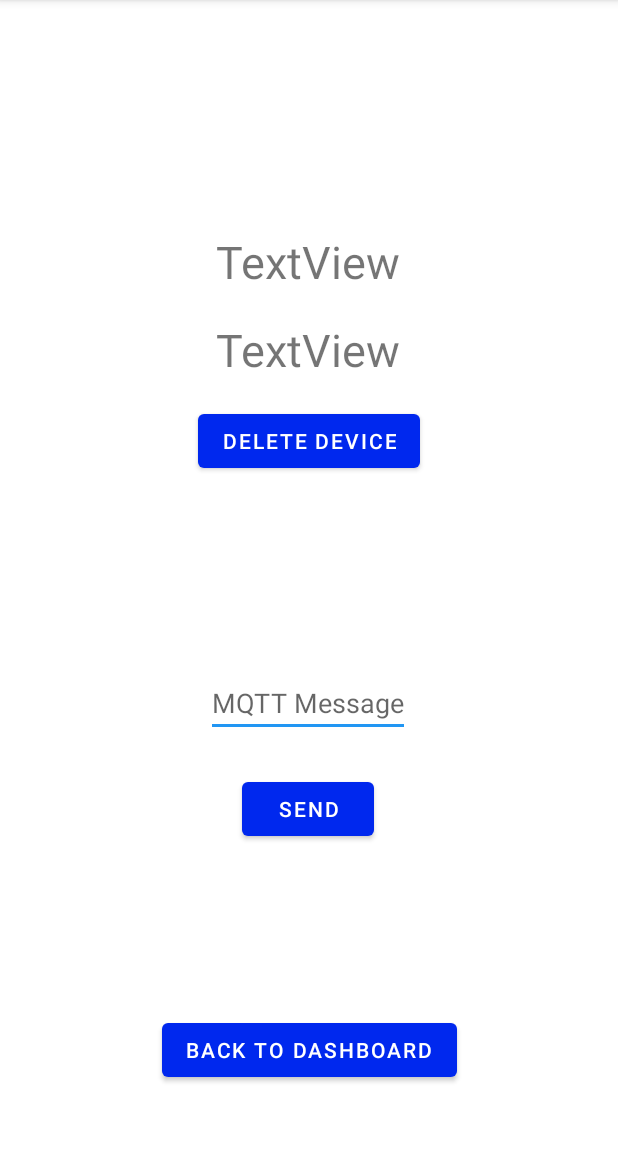
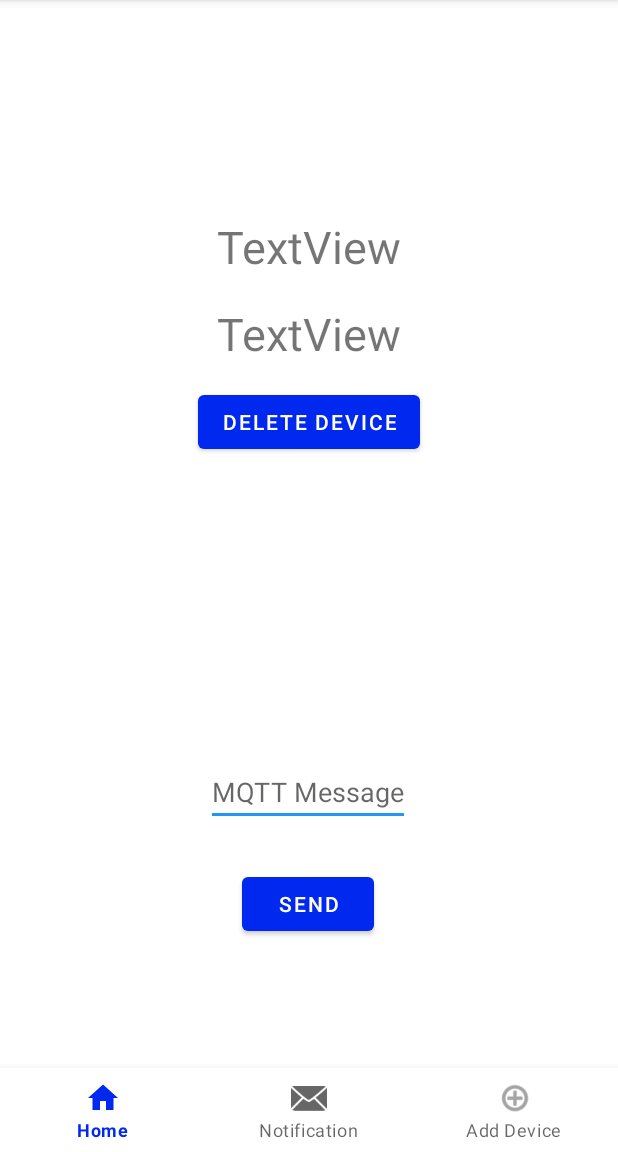
Before and after one commit to flogriesser/SmartHomeMQTT, an Android app: the CommunicationActivity screen opened directly, with no data from a screen before it, on a phone screen of 412 x 824 dp, the part 84-1236 px from its top. Run offline under Robolectric (Android 15) with nearby library versions, the phone set to English and light mode, and no system bars; libraries missing offline, so code that uses them is left out: org.eclipse.paho.

Commit message:
Dump Message Notification Page Added. Blank Page

```diff
--- a/app/src/main/AndroidManifest.xml
+++ b/app/src/main/AndroidManifest.xml
@@ -25,6 +25,7 @@
         <activity android:name=".AddDevices.AddDeviceActivity" />
         <activity android:name=".HomeMainActivity" />
         <activity android:name=".CommunicationActivity"/>
+        <activity android:name=".NotificationMessages"/>
         <activity android:name=".AddDevices.AddControlDevice"/>
         <activity android:name=".AddDevices.DeviceChoice"/>
         <activity android:name=".AddDevices.AddSocket"/>
--- a/app/src/main/java/com/example/smarthomemqtt/CommunicationActivity.java
+++ b/app/src/main/java/com/example/smarthomemqtt/CommunicationActivity.java
@@ -2,25 +2,26 @@ package com.example.smarthomemqtt;
 
 import android.content.Intent;
 import android.os.Bundle;
+import android.view.MenuItem;
 import android.view.View;
 import android.widget.Button;
 import android.widget.EditText;
 import android.widget.TextView;
 import android.widget.Toast;
 
+import androidx.annotation.NonNull;
 import androidx.annotation.Nullable;
 import androidx.appcompat.app.AppCompatActivity;
+
+import com.example.smarthomemqtt.AddDevices.DeviceChoice;
+import com.google.android.material.bottomnavigation.BottomNavigationView;
 
 import org.eclipse.paho.client.mqttv3.MqttException;
 
 import java.io.BufferedReader;
-import java.io.BufferedWriter;
-import java.io.File;
 import java.io.FileInputStream;
 import java.io.FileNotFoundException;
 import java.io.FileOutputStream;
-import java.io.FileReader;
-import java.io.FileWriter;
 import java.io.IOException;
 import java.io.InputStreamReader;
 import java.io.UnsupportedEncodingException;
@@ -33,15 +34,36 @@ public class CommunicationActivity extends AppCompatActivity implements View.OnC
     protected void onCreate(@Nullable Bundle savedInstanceState) {
         super.onCreate(savedInstanceState);
         setContentView(R.layout.communication);
-        String Group = getGroupName();
-        String Device = getDeviceName();
 
         Button send_msg_button = (Button) findViewById(R.id.send_msg_button);
-        Button back_button = (Button) findViewById(R.id.back_button);
         Button delete_device_button = (Button) findViewById(R.id.delete_device_button);
         send_msg_button.setOnClickListener(this);
-        back_button.setOnClickListener(this);
         delete_device_button.setOnClickListener(this);
+
+
+
+        BottomNavigationView bottomNavigationView = (BottomNavigationView)findViewById(R.id.navigation);
+        bottomNavigationView.setOnNavigationItemSelectedListener(new BottomNavigationView.OnNavigationItemSelectedListener() {
+            @Override
+            public boolean onNavigationItemSelected(@NonNull MenuItem item) {
+
+                switch (item.getItemId()) {
+                    case R.id.add_NEW_Device:
+                        Intent menuIntent = new Intent(CommunicationActivity.this, DeviceChoice.class);
+                        startActivity(menuIntent);
+                        break;
+                    case R.id.Notification:
+                        Intent Notification = new Intent(CommunicationActivity.this, NotificationMessages.class);
+                        startActivity(Notification);
+                        break;
+                    case R.id.Home:
+                        Intent Home = new Intent(CommunicationActivity.this, HomeMainActivity.class);
+                        startActivity(Home);
+                        break;
+                }
+                return false;
+            }
+        });
     }
     @Override
     public void onClick(View v) {
@@ -120,10 +142,6 @@ public class CommunicationActivity extends AppCompatActivity implements View.OnC
             Intent intent = new Intent(CommunicationActivity.this, HomeMainActivity.class);
             startActivity(intent);
         }
-        else if(v.getId() == R.id.back_button){
-            Intent intent = new Intent(CommunicationActivity.this, HomeMainActivity.class);
-            startActivity(intent);
-        }
     }
 
 
--- a/app/src/main/java/com/example/smarthomemqtt/HomeMainActivity.java
+++ b/app/src/main/java/com/example/smarthomemqtt/HomeMainActivity.java
@@ -143,7 +143,7 @@ public class HomeMainActivity extends AppCompatActivity {
                         startActivity(menuIntent);
                         break;
                     case R.id.Notification:
-                        Intent Notification = new Intent(HomeMainActivity.this, DeviceChoice.class);
+                        Intent Notification = new Intent(HomeMainActivity.this, NotificationMessages.class);
                         startActivity(Notification);
                         break;
                 }
--- a/app/src/main/java/com/example/smarthomemqtt/MainActivity.java
+++ b/app/src/main/java/com/example/smarthomemqtt/MainActivity.java
@@ -28,12 +28,6 @@ import java.util.TimerTask;
 
 public class MainActivity extends AppCompatActivity {
 
-    /*
-    private MqttAndroidClient client;
-    private PahoMqttClient pahoMqttClient;
-    private String clientid = "";
-    private Timer myTimer;
-*/
 
     EditText broker_text, username_text, password_text;
     Button login_button;
--- /dev/null
+++ b/app/src/main/res/drawable/ic_baseline_home_24.xml
@@ -0,0 +1,10 @@
+<vector xmlns:android="http://schemas.android.com/apk/res/android"
+    android:width="24dp"
+    android:height="24dp"
+    android:viewportWidth="24"
+    android:viewportHeight="24"
+    android:tint="?attr/colorControlNormal">
+  <path
+      android:fillColor="@android:color/white"
+      android:pathData="M10,20v-6h4v6h5v-8h3L12,3 2,12h3v8z"/>
+</vector>
--- a/app/src/main/res/layout/communication.xml
+++ b/app/src/main/res/layout/communication.xml
@@ -1,6 +1,5 @@
 <?xml version="1.0" encoding="utf-8"?>
-<androidx.constraintlayout.widget.ConstraintLayout
-    xmlns:android="http://schemas.android.com/apk/res/android"
+<androidx.constraintlayout.widget.ConstraintLayout xmlns:android="http://schemas.android.com/apk/res/android"
     xmlns:app="http://schemas.android.com/apk/res-auto"
     xmlns:tools="http://schemas.android.com/tools"
     android:layout_width="match_parent"
@@ -10,72 +9,70 @@
         android:id="@+id/comm_group"
         android:layout_width="wrap_content"
         android:layout_height="wrap_content"
+        android:layout_marginTop="144dp"
         android:text="TextView"
         android:textSize="30sp"
-        app:layout_constraintBottom_toTopOf="@+id/comm_device"
         app:layout_constraintEnd_toEndOf="parent"
-        app:layout_constraintHorizontal_bias="0.498"
+        app:layout_constraintHorizontal_bias="0.5"
         app:layout_constraintStart_toStartOf="parent"
-        app:layout_constraintTop_toTopOf="parent"
-        app:layout_constraintVertical_bias="0.895" />
+        app:layout_constraintTop_toTopOf="parent" />
 
     <TextView
         android:id="@+id/comm_device"
         android:layout_width="wrap_content"
         android:layout_height="wrap_content"
+        android:layout_marginTop="202dp"
         android:text="TextView"
         android:textSize="30sp"
-        app:layout_constraintBottom_toBottomOf="parent"
         app:layout_constraintEnd_toEndOf="parent"
-        app:layout_constraintHorizontal_bias="0.498"
+        app:layout_constraintHorizontal_bias="0.5"
         app:layout_constraintStart_toStartOf="parent"
-        app:layout_constraintTop_toTopOf="parent"
-        app:layout_constraintVertical_bias="0.292" />
+        app:layout_constraintTop_toTopOf="parent" />
 
     <EditText
         android:id="@+id/comm_message"
         android:layout_width="wrap_content"
         android:layout_height="wrap_content"
+        android:layout_marginBottom="217dp"
         android:hint="MQTT Message"
         android:textSize="18sp"
-        app:layout_constraintBottom_toTopOf="@+id/back_button"
+        app:layout_constraintBottom_toBottomOf="parent"
         app:layout_constraintEnd_toEndOf="parent"
         app:layout_constraintHorizontal_bias="0.498"
-        app:layout_constraintStart_toStartOf="parent"
-        app:layout_constraintTop_toTopOf="parent"
-        app:layout_constraintVertical_bias="0.707" />
+        app:layout_constraintStart_toStartOf="parent" />
 
     <Button
         android:id="@+id/send_msg_button"
         android:layout_width="wrap_content"
         android:layout_height="wrap_content"
+        android:layout_marginBottom="141dp"
         android:text="Send"
-        app:layout_constraintBottom_toTopOf="@+id/back_button"
+        app:layout_constraintBottom_toBottomOf="parent"
         app:layout_constraintEnd_toEndOf="parent"
         app:layout_constraintHorizontal_bias="0.498"
-        app:layout_constraintStart_toStartOf="parent"
-        app:layout_constraintTop_toBottomOf="@+id/comm_message"
-        app:layout_constraintVertical_bias="0.174" />
-
-    <Button
-        android:id="@+id/back_button"
-        android:layout_width="wrap_content"
-        android:layout_height="wrap_content"
-        android:layout_marginBottom="44dp"
-        android:text="BACK TO DASHBOARD"
-        app:layout_constraintBottom_toBottomOf="parent"
-        app:layout_constraintEnd_toEndOf="parent"
         app:layout_constraintStart_toStartOf="parent" />
 
     <Button
         android:id="@+id/delete_device_button"
         android:layout_width="wrap_content"
         android:layout_height="wrap_content"
+        android:layout_marginTop="257dp"
         android:text="DELETE DEVICE"
-        app:layout_constraintBottom_toTopOf="@+id/comm_message"
         app:layout_constraintEnd_toEndOf="parent"
+        app:layout_constraintHorizontal_bias="0.5"
         app:layout_constraintStart_toStartOf="parent"
-        app:layout_constraintTop_toBottomOf="@+id/comm_device"
-        app:layout_constraintVertical_bias="0.115" />
+        app:layout_constraintTop_toTopOf="parent" />
+
+
+    <com.google.android.material.bottomnavigation.BottomNavigationView
+        android:id="@+id/navigation"
+        android:layout_width="fill_parent"
+        android:layout_height="wrap_content"
+        app:layout_constraintBottom_toBottomOf="parent"
+        app:layout_constraintEnd_toEndOf="parent"
+        app:layout_constraintHorizontal_bias="0.5"
+        app:layout_constraintStart_toStartOf="parent"
+        app:menu="@menu/bottom_navigation_menu" />
+
 
 </androidx.constraintlayout.widget.ConstraintLayout>
--- a/app/src/main/res/menu/bottom_navigation_menu.xml
+++ b/app/src/main/res/menu/bottom_navigation_menu.xml
@@ -1,15 +1,21 @@
 <?xml version="1.0" encoding="utf-8"?>
 <menu xmlns:android="http://schemas.android.com/apk/res/android">
+
+    <item
+        android:id="@+id/Home"
+        android:enabled="true"
+        android:icon="@drawable/ic_baseline_home_24"
+        android:title="Home" />
+
+    <item
+        android:id="@+id/Notification"
+        android:enabled="true"
+        android:icon="@android:drawable/ic_dialog_email"
+        android:title="Notification" />
 
     <item
         android:id="@+id/add_NEW_Device"
         android:enabled="true"
         android:icon="@android:drawable/ic_menu_add"
         android:title="Add Device" />
-
-    <item
-        android:id="@+id/Notification"
-        android:enabled="true"
-        android:icon="@android:drawable/ic_dialog_email"
-        android:title="Notification" />
 </menu>
```
Also changed, not shown: app/src/main/java/com/example/smarthomemqtt/AddDevices/AddControlDevice.java (+31 -0 lines), app/src/main/java/com/example/smarthomemqtt/AddDevices/AddDeviceActivity.java (+26 -2 lines), app/src/main/java/com/example/smarthomemqtt/AddDevices/AddSocket.java (+29 -0 lines), app/src/main/java/com/example/smarthomemqtt/AddDevices/DeviceChoice.java (+36 -0 lines), app/src/main/java/com/example/smarthomemqtt/NotificationMessages.java (added, +45 -0 lines), app/src/main/res/layout/add_controlldevice.xml (+10 -0 lines), app/src/main/res/layout/add_device.xml (+12 -0 lines), app/src/main/res/layout/device_choice.xml (+23 -13 lines), app/src/main/res/layout/notification.xml (added, +33 -0 lines).
